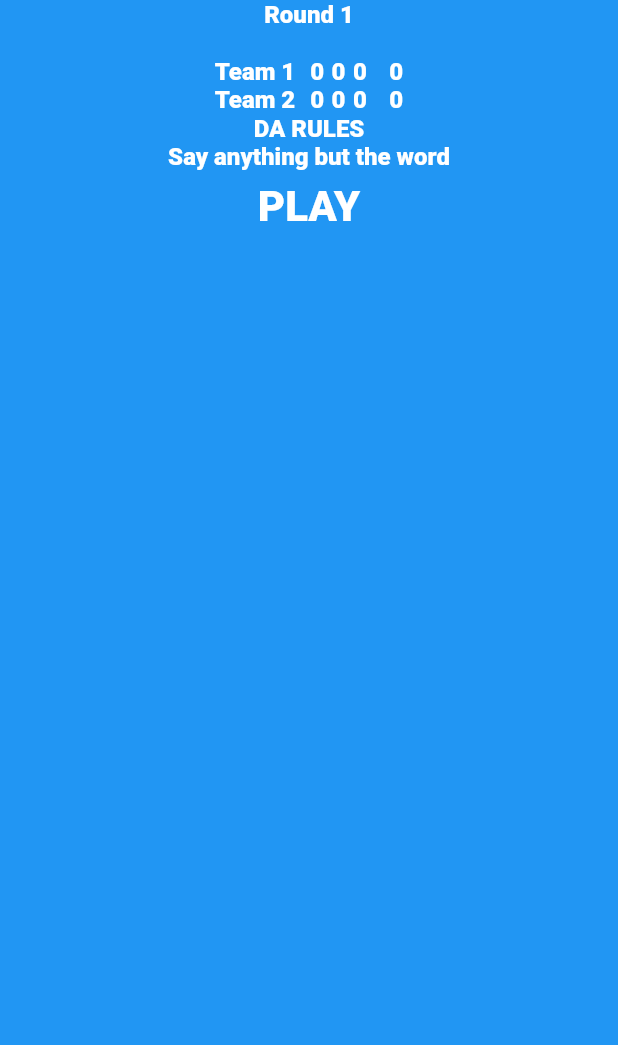
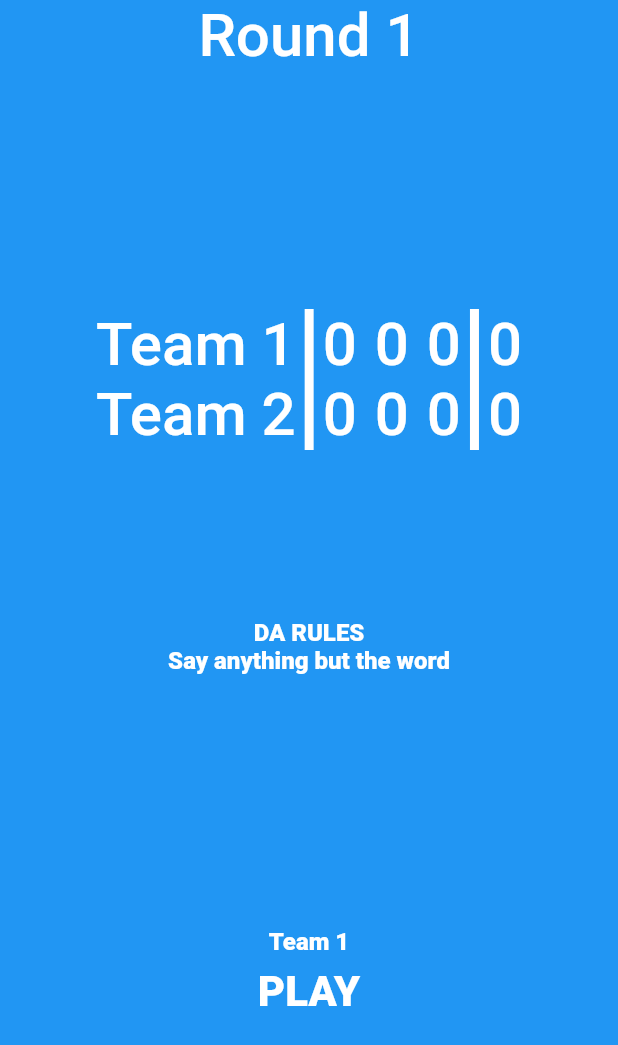
Before and after one commit to teejstroyer/fish_bowl_game, a Flutter app: the screen it shows after launch, after a tap on "START GAME", on a phone screen of 412 x 824 dp. Shown: the top 1045 px of the screen. Run offline on Flutter 3.47's test engine with Material 2 defaults, Android fonts, the phone set to English and light mode, and no system bars.

Commit message:
current working version of scoreboard

```diff
--- a/lib/main.dart
+++ b/lib/main.dart
@@ -1,3 +1,4 @@
+import 'dart:ui';
 import 'package:fish_bowl_game/countdown_timer.dart';
 import 'package:fish_bowl_game/game_model.dart';
 import 'package:fish_bowl_game/new_game_screen.dart';
@@ -39,31 +40,37 @@ class MyApp extends StatelessWidget {
             fontSize: 14,
             fontWeight: FontWeight.w900,
             color: Colors.white,
+            fontFeatures: [FontFeature.tabularFigures()],
           ),
           bodyMedium: TextStyle(
             fontSize: 16,
             fontWeight: FontWeight.w900,
             color: Colors.white,
+            fontFeatures: [FontFeature.tabularFigures()],
           ),
           bodyLarge: TextStyle(
             fontSize: 40,
             color: Colors.white,
+            fontFeatures: [FontFeature.tabularFigures()],
           ),
           labelLarge: TextStyle(
             fontSize: 24,
             fontWeight: FontWeight.w900,
             color: Colors.white,
+            fontFeatures: [FontFeature.tabularFigures()],
           ),
         ),
         primaryTextTheme: const TextTheme(
           bodyLarge: TextStyle(
             fontSize: 40,
             color: Colors.white,
+            fontFeatures: [FontFeature.tabularFigures()],
           ),
           labelLarge: TextStyle(
             fontSize: 24,
             fontWeight: FontWeight.w900,
             color: Colors.white,
+            fontFeatures: [FontFeature.tabularFigures()],
           ),
         ),
         buttonTheme: const ButtonThemeData(
@@ -80,10 +87,12 @@ class MyApp extends StatelessWidget {
             textStyle: const TextStyle(
               decorationColor: Colors.white,
               fontWeight: FontWeight.w900,
-                  fontSize: 28),
+              fontSize: 28,
             ),
           ),
-          iconTheme: const IconThemeData(color: Colors.white)),
+        ),
+        iconTheme: const IconThemeData(color: Colors.white),
+      ),
       home: const NewGameScreen(),
       // home: const RoundResultsScreeen(),
     );
--- a/lib/round_results_screen.dart
+++ b/lib/round_results_screen.dart
@@ -1,5 +1,6 @@
 import 'package:fish_bowl_game/countdown_timer.dart';
 import 'package:fish_bowl_game/game_model.dart';
+import 'package:fish_bowl_game/scoreboard.dart';
 import 'package:flutter/material.dart';
 import 'package:provider/provider.dart';
 
@@ -23,15 +24,32 @@ class RoundResultsScreeen extends StatelessWidget {
         child: SafeArea(
           child: Center(
             child: Column(
+              mainAxisAlignment: MainAxisAlignment.spaceEvenly,
               children: [
-                Text(gameModel.round),
-                Text(roundMessage),
-                scoreBoard(gameModel),
-                const Text("DA RULES"),
-                Text(gameModel.rules),
                 Expanded(
                   child: Column(
                     children: [
+                      Text(
+                        gameModel.round,
+                        style: Theme.of(context).textTheme.bodyLarge,
+                      ),
+                      Text(roundMessage),
+                    ],
+                  ),
+                ),
+                Expanded(child: ScoreBoard(model: gameModel)),
+                Expanded(
+                  child: Column(
+                    children: [
+                      const Text("DA RULES"),
+                      Text(gameModel.rules),
+                    ],
+                  ),
+                ),
+                Expanded(
+                  child: Column(
+                    children: [
+                      Text(gameModel.team),
                       TextButton(
                         onPressed: () {
                           gameModel.showGameScreen(context);
@@ -48,63 +66,4 @@ class RoundResultsScreeen extends StatelessWidget {
       ),
     );
   }
-
-  Row scoreBoard(GameModel model) {
-    int team1Total = 0;
-    int team2Total = 0;
-
-    List<Widget> scores = [];
-
-    scores.add(Column(children: const [
-      Text("Team 1"),
-      Text("Team 2"),
-    ]));
-
-    scores.add(const VerticalDivider(
-      width: 10,
-      thickness: 1,
-      indent: 2,
-      endIndent: 2,
-      color: Colors.white,
-    ));
-
-    for (int i = 0; i < 3; i++) {
-      int t1 = model.roundScore(true, i);
-      int t2 = model.roundScore(false, i);
-
-      team1Total += t1;
-      team2Total += t2;
-
-      scores.add(Column(children: [
-        Text(t1.toString()),
-        Text(t2.toString()),
-      ]));
-
-      scores.add(const VerticalDivider(
-        width: 5,
-        thickness: 1,
-        indent: 2,
-        endIndent: 2,
-        color: Colors.transparent,
-      ));
-    }
-
-    scores.add(const VerticalDivider(
-      width: 10,
-      thickness: 1,
-      indent: 2,
-      endIndent: 2,
-      color: Colors.white,
-    ));
-
-    scores.add(Column(children: [
-      Text(team1Total.toString()),
-      Text(team2Total.toString()),
-    ]));
-
-    return Row(
-      mainAxisAlignment: MainAxisAlignment.center,
-      children: scores,
-    );
-  }
 }
--- /dev/null
+++ b/lib/scoreboard.dart
@@ -0,0 +1,79 @@
+import 'package:fish_bowl_game/game_model.dart';
+import 'package:flutter/material.dart';
+
+class ScoreBoard extends StatelessWidget {
+  const ScoreBoard({
+    super.key,
+    required this.model,
+  });
+
+  final GameModel model;
+
+  @override
+  Widget build(BuildContext context) {
+    int team1Total = 0;
+    int team2Total = 0;
+
+    final style = Theme.of(context).primaryTextTheme.bodyLarge;
+    const padding = 6.0;
+
+    List<Widget> scores = [];
+
+    for (int i = 0; i < 3; i++) {
+      int t1 = model.roundScore(true, i);
+      int t2 = model.roundScore(false, i);
+
+      team1Total += t1;
+      team2Total += t2;
+
+      scores.add(
+        Padding(
+          padding: const EdgeInsets.symmetric(horizontal: padding),
+          child: Column(
+            children: [
+              Text(t1.toString(), style: style),
+              Text(t2.toString(), style: style),
+            ],
+          ),
+        ),
+      );
+    }
+
+    return Wrap(
+      children: [
+        Row(
+          mainAxisAlignment: MainAxisAlignment.center,
+          mainAxisSize: MainAxisSize.min,
+          children: [
+            Column(children: [
+              Text("Team 1", style: style),
+              Text("Team 2", style: style),
+            ]),
+            Padding(
+              padding: const EdgeInsets.symmetric(horizontal: padding),
+              child: Container(
+                decoration: const BoxDecoration(
+                  border: Border.symmetric(
+                    vertical: BorderSide(
+                      width: padding,
+                      color: Colors.white,
+                    ),
+                  ),
+                ),
+                child: Row(
+                  children: [...scores],
+                ),
+              ),
+            ),
+            Column(
+              children: [
+                Text(team1Total.toString(), style: style),
+                Text(team2Total.toString(), style: style),
+              ],
+            )
+          ],
+        ),
+      ],
+    );
+  }
+}
```
Lines whose indentation alone changed are shown as unchanged.
